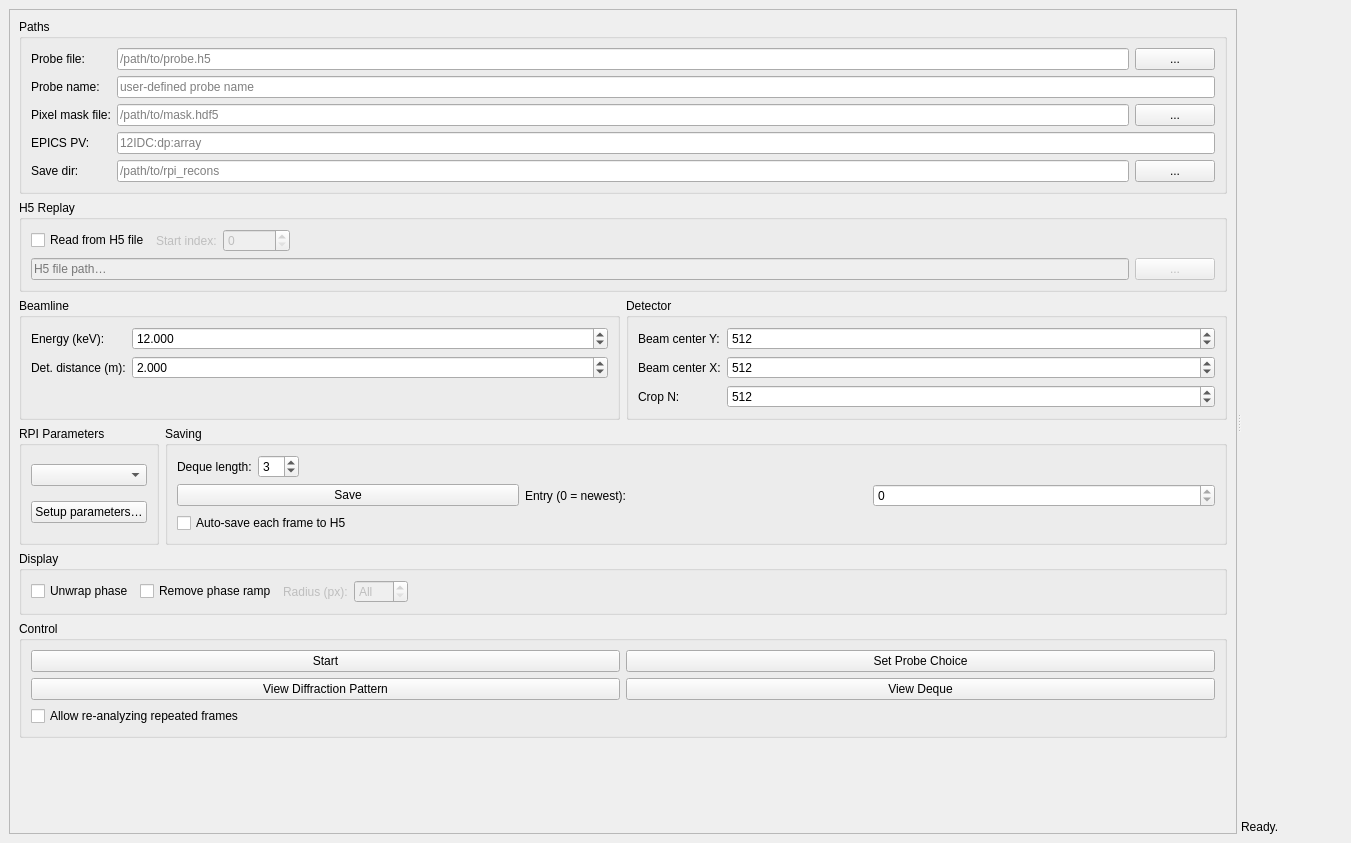
Qt form rpi_live_gui.ui (jooneal225/live_RPI_viewer) before a commit.
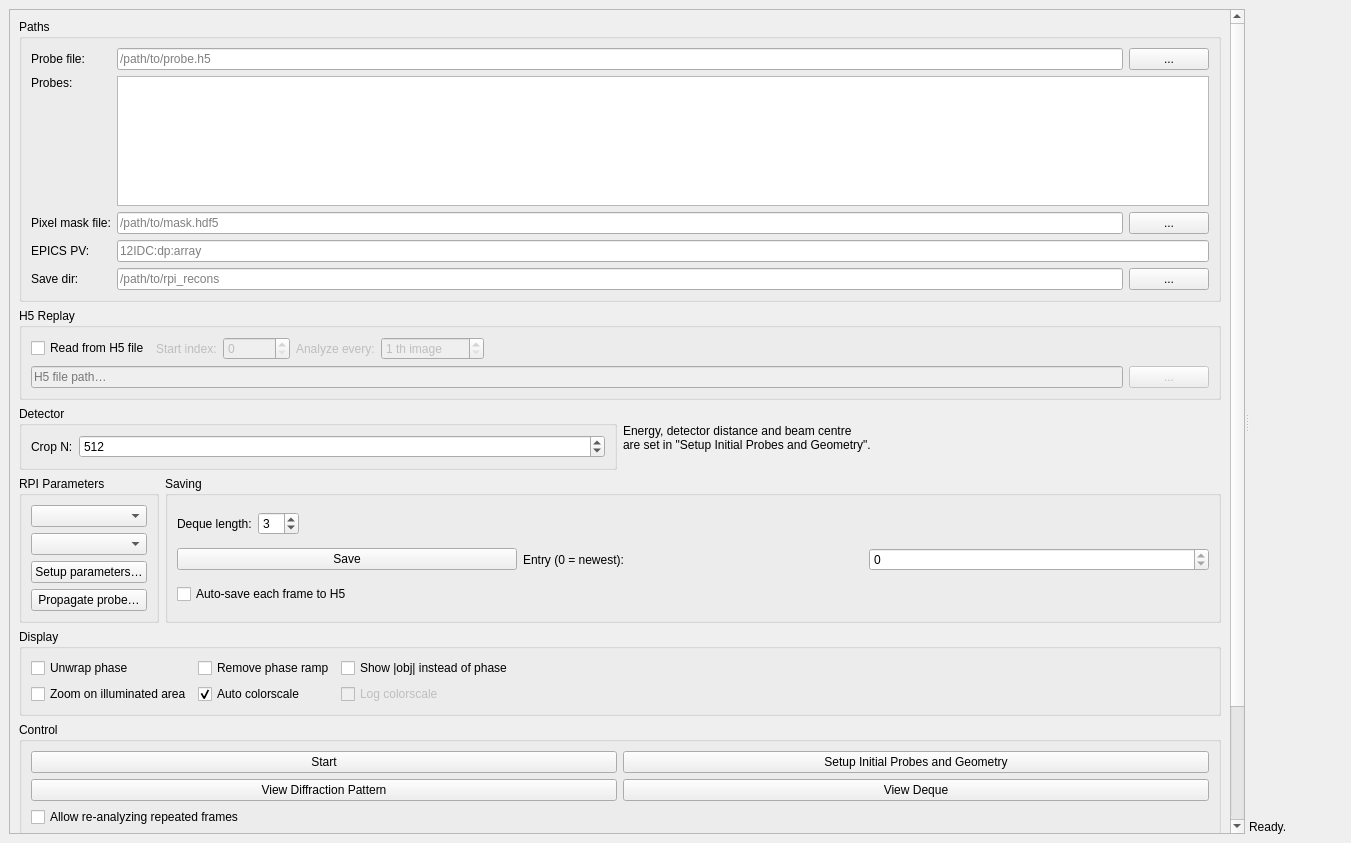
The same form after that commit. Custom widgets are drawn as their Qt base class.

The edit to the form file:
```diff
--- a/rpi_live_gui.ui
+++ b/rpi_live_gui.ui
@@ -66,16 +66,25 @@
              </layout>
             </item>
             <item row="1" column="0">
-             <widget class="QLabel" name="label_probe_name">
+             <widget class="QLabel" name="label_probe_list">
               <property name="text">
-               <string>Probe name:</string>
+               <string>Probes:</string>
+              </property>
+              <property name="alignment">
+               <set>Qt::AlignLeading|Qt::AlignLeft|Qt::AlignTop</set>
               </property>
              </widget>
             </item>
             <item row="1" column="1">
-             <widget class="QLineEdit" name="probe_name_edit">
-              <property name="placeholderText">
-               <string>user-defined probe name</string>
+             <widget class="QListWidget" name="probe_list_widget">
+              <property name="maximumSize">
+               <size>
+                <width>16777215</width>
+                <height>130</height>
+               </size>
+              </property>
+              <property name="toolTip">
+               <string>Registered probes. Bold = currently in use. Greyed = not loaded from disk yet (use &quot;Setup Initial Probes and Geometry&quot; → &quot;Load registered probes&quot;). Click a loaded probe to switch to it.</string>
               </property>
              </widget>
             </item>
@@ -187,6 +196,41 @@
                 </property>
                </widget>
               </item>
+              <item>
+               <widget class="QLabel" name="label_h5_stride">
+                <property name="enabled">
+                 <bool>false</bool>
+                </property>
+                <property name="text">
+                 <string>Analyze every:</string>
+                </property>
+               </widget>
+              </item>
+              <item>
+               <widget class="QSpinBox" name="h5_stride_spin">
+                <property name="enabled">
+                 <bool>false</bool>
+                </property>
+                <property name="toolTip">
+                 <string>Analyze only every k-th pattern in the file. 1 = every image (default).</string>
+                </property>
+                <property name="prefix">
+                 <string/>
+                </property>
+                <property name="suffix">
+                 <string> th image</string>
+                </property>
+                <property name="minimum">
+                 <number>1</number>
+                </property>
+                <property name="maximum">
+                 <number>9999</number>
+                </property>
+                <property name="value">
+                 <number>1</number>
+                </property>
+               </widget>
+              </item>
               <item>
                <spacer name="h5_start_spacer">
                 <property name="orientation">
@@ -231,67 +275,6 @@
          </item>
          <item>
           <layout class="QHBoxLayout" name="beamdet_hl">
-           <item>
-            <widget class="QGroupBox" name="beamline_group">
-             <property name="title">
-              <string>Beamline</string>
-             </property>
-             <layout class="QFormLayout" name="beamline_form">
-              <item row="0" column="0">
-               <widget class="QLabel" name="label_energy">
-                <property name="text">
-                 <string>Energy (keV):</string>
-                </property>
-               </widget>
-              </item>
-              <item row="0" column="1">
-               <widget class="QDoubleSpinBox" name="energy_kev_spin">
-                <property name="decimals">
-                 <number>3</number>
-                </property>
-                <property name="minimum">
-                 <double>0.100000000000000</double>
-                </property>
-                <property name="maximum">
-                 <double>100.000000000000000</double>
-                </property>
-                <property name="singleStep">
-                 <double>0.100000000000000</double>
-                </property>
-                <property name="value">
-                 <double>12.000000000000000</double>
-                </property>
-               </widget>
-              </item>
-              <item row="1" column="0">
-               <widget class="QLabel" name="label_detdist">
-                <property name="text">
-                 <string>Det. distance (m):</string>
-                </property>
-               </widget>
-              </item>
-              <item row="1" column="1">
-               <widget class="QDoubleSpinBox" name="detector_dist_spin">
-                <property name="decimals">
-                 <number>3</number>
-                </property>
-                <property name="minimum">
-                 <double>0.010000000000000</double>
-                </property>
-                <property name="maximum">
-                 <double>10.000000000000000</double>
-                </property>
-                <property name="singleStep">
-                 <double>0.010000000000000</double>
-                </property>
-                <property name="value">
-                 <double>2.000000000000000</double>
-                </property>
-               </widget>
-              </item>
-             </layout>
-            </widget>
-           </item>
            <item>
             <widget class="QGroupBox" name="detector_group">
              <property name="title">
@@ -299,48 +282,17 @@
              </property>
              <layout class="QFormLayout" name="detector_form">
               <item row="0" column="0">
-               <widget class="QLabel" name="label_bcy">
-                <property name="text">
-                 <string>Beam center Y:</string>
-                </property>
-               </widget>
-              </item>
-              <item row="0" column="1">
-               <widget class="QSpinBox" name="beam_cy_spin">
-                <property name="maximum">
-                 <number>9999</number>
-                </property>
-                <property name="value">
-                 <number>512</number>
-                </property>
-               </widget>
-              </item>
-              <item row="1" column="0">
-               <widget class="QLabel" name="label_bcx">
-                <property name="text">
-                 <string>Beam center X:</string>
-                </property>
-               </widget>
-              </item>
-              <item row="1" column="1">
-               <widget class="QSpinBox" name="beam_cx_spin">
-                <property name="maximum">
-                 <number>9999</number>
-                </property>
-                <property name="value">
-                 <number>512</number>
-                </property>
-               </widget>
-              </item>
-              <item row="2" column="0">
                <widget class="QLabel" name="label_cropN">
                 <property name="text">
                  <string>Crop N:</string>
                 </property>
                </widget>
               </item>
-              <item row="2" column="1">
+              <item row="0" column="1">
                <widget class="QSpinBox" name="crop_N_spin">
+                <property name="toolTip">
+                 <string>Detector crop size. Unlike energy / detector distance / beam centre, this is a per-run choice and is not part of the exported JSON config.</string>
+                </property>
                 <property name="minimum">
                  <number>64</number>
                 </property>
@@ -355,6 +307,17 @@
              </layout>
             </widget>
            </item>
+           <item>
+            <widget class="QLabel" name="geometry_hint_label">
+             <property name="text">
+              <string>Energy, detector distance and beam centre
+are set in &quot;Setup Initial Probes and Geometry&quot;.</string>
+             </property>
+             <property name="wordWrap">
+              <bool>true</bool>
+             </property>
+            </widget>
+           </item>
           </layout>
          </item>
          <item>
@@ -368,6 +331,13 @@
               <item>
                <widget class="QComboBox" name="algo_combo"/>
               </item>
+              <item>
+               <widget class="QComboBox" name="res_mode_combo">
+                <property name="toolTip">
+                 <string>Selects which of the two stored object shapes is used. Edit both in &quot;Setup parameters…&quot;.</string>
+                </property>
+               </widget>
+              </item>
               <item>
                <widget class="QPushButton" name="setup_params_btn">
                 <property name="text">
@@ -375,6 +345,16 @@
                 </property>
                </widget>
               </item>
+              <item>
+               <widget class="QPushButton" name="propagate_probe_btn">
+                <property name="toolTip">
+                 <string>Open the probe propagation window. The distance can be changed while a reconstruction is running; the new probe is picked up before the next frame.</string>
+                </property>
+                <property name="text">
+                 <string>Propagate probe…</string>
+                </property>
+               </widget>
+              </item>
              </layout>
             </widget>
            </item>
@@ -463,66 +443,85 @@
            <property name="title">
             <string>Display</string>
            </property>
-           <layout class="QVBoxLayout" name="display_vl">
-            <item>
-             <layout class="QHBoxLayout" name="ramp_hl">
-              <item>
-               <widget class="QCheckBox" name="unwrap_check">
-                <property name="text">
-                 <string>Unwrap phase</string>
-                </property>
-               </widget>
-              </item>
-              <item>
-               <widget class="QCheckBox" name="ramp_check">
-                <property name="text">
-                 <string>Remove phase ramp</string>
-                </property>
-               </widget>
-              </item>
-              <item>
-               <widget class="QLabel" name="label_ramp_radius">
-                <property name="enabled">
-                 <bool>false</bool>
-                </property>
-                <property name="text">
-                 <string>Radius (px):</string>
-                </property>
-               </widget>
-              </item>
-              <item>
-               <widget class="QSpinBox" name="ramp_radius_spin">
-                <property name="enabled">
-                 <bool>false</bool>
-                </property>
-                <property name="specialValueText">
-                 <string>All</string>
-                </property>
-                <property name="minimum">
-                 <number>0</number>
-                </property>
-                <property name="maximum">
-                 <number>9999</number>
-                </property>
-                <property name="value">
-                 <number>0</number>
-                </property>
-               </widget>
-              </item>
-              <item>
-               <spacer name="ramp_spacer">
-                <property name="orientation">
-                 <enum>Qt::Horizontal</enum>
-                </property>
-                <property name="sizeHint" stdset="0">
-                 <size>
-                  <width>40</width>
-                  <height>0</height>
-                 </size>
-                </property>
-               </spacer>
-              </item>
-             </layout>
+           <layout class="QGridLayout" name="display_grid">
+            <item row="0" column="0">
+             <widget class="QCheckBox" name="unwrap_check">
+              <property name="toolTip">
+               <string>Unwrap the phase inside the illuminated area only; pixels outside are left untouched.</string>
+              </property>
+              <property name="text">
+               <string>Unwrap phase</string>
+              </property>
+             </widget>
+            </item>
+            <item row="0" column="1">
+             <widget class="QCheckBox" name="ramp_check">
+              <property name="toolTip">
+               <string>Fit and subtract a linear phase ramp using only the illuminated area; pixels outside are left untouched.</string>
+              </property>
+              <property name="text">
+               <string>Remove phase ramp</string>
+              </property>
+             </widget>
+            </item>
+            <item row="0" column="2">
+             <widget class="QCheckBox" name="abs_check">
+              <property name="toolTip">
+               <string>Display np.abs(obj) instead of np.angle(obj).</string>
+              </property>
+              <property name="text">
+               <string>Show |obj| instead of phase</string>
+              </property>
+             </widget>
+            </item>
+            <item row="1" column="0">
+             <widget class="QCheckBox" name="zoom_illum_check">
+              <property name="toolTip">
+               <string>Keep the view zoomed to the illuminated area of the active probe. Unchecking resets to the full object once, then leaves the view alone.</string>
+              </property>
+              <property name="text">
+               <string>Zoom on illuminated area</string>
+              </property>
+             </widget>
+            </item>
+            <item row="1" column="1">
+             <widget class="QCheckBox" name="autolevel_check">
+              <property name="toolTip">
+               <string>Rescale the colour map to each new frame. Unchecking freezes the levels at their current values.</string>
+              </property>
+              <property name="text">
+               <string>Auto colorscale</string>
+              </property>
+              <property name="checked">
+               <bool>true</bool>
+              </property>
+             </widget>
+            </item>
+            <item row="1" column="2">
+             <widget class="QCheckBox" name="log_check">
+              <property name="enabled">
+               <bool>false</bool>
+              </property>
+              <property name="toolTip">
+               <string>log10 colour scale. Only meaningful for |obj| — np.angle() is signed, so this is disabled in phase mode.</string>
+              </property>
+              <property name="text">
+               <string>Log colorscale</string>
+              </property>
+             </widget>
+            </item>
+            <item row="0" column="3" rowspan="2">
+             <spacer name="display_spacer">
+              <property name="orientation">
+               <enum>Qt::Horizontal</enum>
+              </property>
+              <property name="sizeHint" stdset="0">
+               <size>
+                <width>40</width>
+                <height>0</height>
+               </size>
+              </property>
+             </spacer>
             </item>
            </layout>
           </widget>
@@ -543,7 +542,7 @@
             <item row="0" column="1">
              <widget class="QPushButton" name="change_probe_btn">
               <property name="text">
-               <string>Set Probe Choice</string>
+               <string>Setup Initial Probes and Geometry</string>
               </property>
              </widget>
             </item>
@@ -556,9 +555,15 @@
             </item>
             <item row="1" column="1">
              <widget class="QPushButton" name="view_deque_btn">
+              <property name="toolTip">
+               <string>Show every frame in the deque as a grid in the main view, oldest (0) top-left to newest bottom-right.</string>
+              </property>
               <property name="text">
                <string>View Deque</string>
               </property>
+              <property name="checkable">
+               <bool>true</bool>
+              </property>
              </widget>
             </item>
             <item row="2" column="0" colspan="2">
@@ -571,9 +576,78 @@
               </property>
              </widget>
             </item>
+            <item row="3" column="0" colspan="2">
+             <widget class="QPushButton" name="accumulate_btn">
+              <property name="toolTip">
+               <string>Open the Object Accumulator: read stage positions alongside each frame and stitch the reconstructions into one large object.</string>
+              </property>
+              <property name="text">
+               <string>Object Accumulator…</string>
+              </property>
+             </widget>
+            </item>
            </layout>
           </widget>
          </item>
+         <item>
+          <layout class="QHBoxLayout" name="bottom_hl">
+           <item>
+            <widget class="QLabel" name="label_font_size">
+             <property name="text">
+              <string>Font size:</string>
+             </property>
+            </widget>
+           </item>
+           <item>
+            <widget class="QSpinBox" name="spinBox_fontSize">
+             <property name="toolTip">
+              <string>Point size for every window in this application.</string>
+             </property>
+             <property name="minimum">
+              <number>6</number>
+             </property>
+             <property name="maximum">
+              <number>24</number>
+             </property>
+             <property name="value">
+              <number>11</number>
+             </property>
+            </widget>
+           </item>
+           <item>
+            <spacer name="bottom_spacer">
+             <property name="orientation">
+              <enum>Qt::Horizontal</enum>
+             </property>
+             <property name="sizeHint" stdset="0">
+              <size>
+               <width>40</width>
+               <height>0</height>
+              </size>
+             </property>
+            </spacer>
+           </item>
+           <item>
+            <widget class="QPushButton" name="exit_btn">
+             <property name="minimumSize">
+              <size>
+               <width>160</width>
+               <height>46</height>
+              </size>
+             </property>
+             <property name="toolTip">
+              <string>Save settings and quit. You will be offered the chance to export the current configuration to JSON.</string>
+             </property>
+             <property name="styleSheet">
+              <string notr="true">color: white; background-color: #c0392b; font-weight: bold;</string>
+             </property>
+             <property name="text">
+              <string>EXIT</string>
+             </property>
+            </widget>
+           </item>
+          </layout>
+         </item>
          <item>
           <spacer name="leftSpacer">
            <property name="orientation">
```
